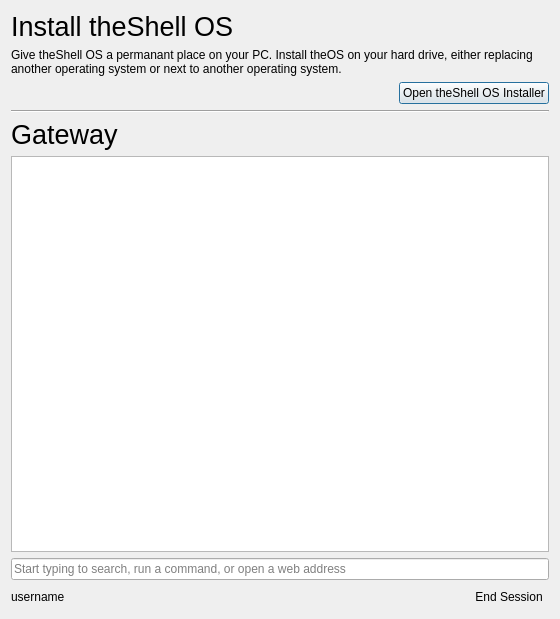
Qt form shell/menu.ui (vicr123/theshell) before a commit.
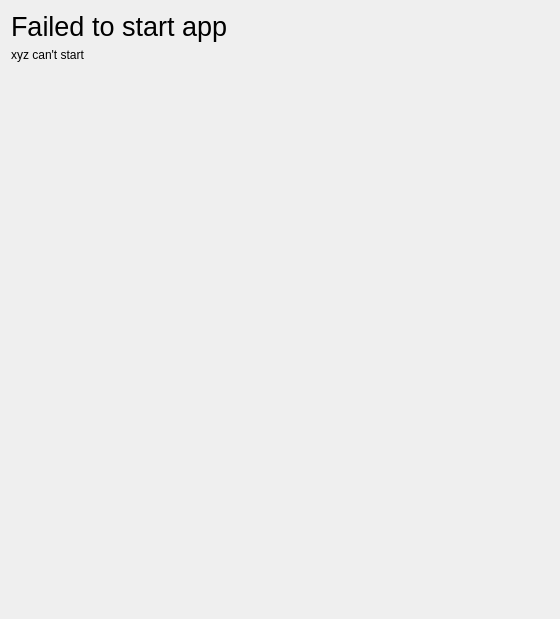
The same form after that commit. The open tabs and pages were chosen to show the change. Icons and pictures are not drawn. Custom widgets are drawn as their Qt base class.

Commit message: Add items to Gateway

The edit to the form file:
```diff
--- a/shell/menu.ui
+++ b/shell/menu.ui
@@ -733,6 +733,54 @@
        </item>
       </layout>
      </widget>
+     <widget class="QWidget" name="page_5">
+      <layout class="QVBoxLayout" name="verticalLayout_8">
+       <property name="leftMargin">
+        <number>0</number>
+       </property>
+       <property name="topMargin">
+        <number>0</number>
+       </property>
+       <property name="rightMargin">
+        <number>0</number>
+       </property>
+       <property name="bottomMargin">
+        <number>0</number>
+       </property>
+       <item>
+        <widget class="QLabel" name="label_10">
+         <property name="font">
+          <font>
+           <pointsize>20</pointsize>
+          </font>
+         </property>
+         <property name="text">
+          <string>Failed to start app</string>
+         </property>
+        </widget>
+       </item>
+       <item>
+        <widget class="QLabel" name="startupFailLabel">
+         <property name="text">
+          <string notr="true">xyz can't start</string>
+         </property>
+        </widget>
+       </item>
+       <item>
+        <spacer name="verticalSpacer_2">
+         <property name="orientation">
+          <enum>Qt::Vertical</enum>
+         </property>
+         <property name="sizeHint" stdset="0">
+          <size>
+           <width>20</width>
+           <height>40</height>
+          </size>
+         </property>
+        </spacer>
+       </item>
+      </layout>
+     </widget>
     </widget>
    </item>
   </layout>
```
